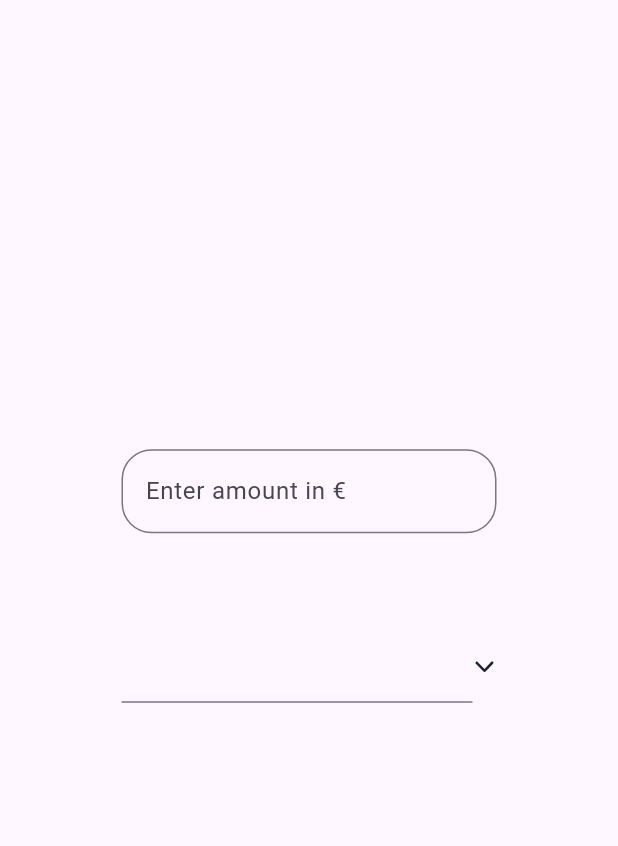
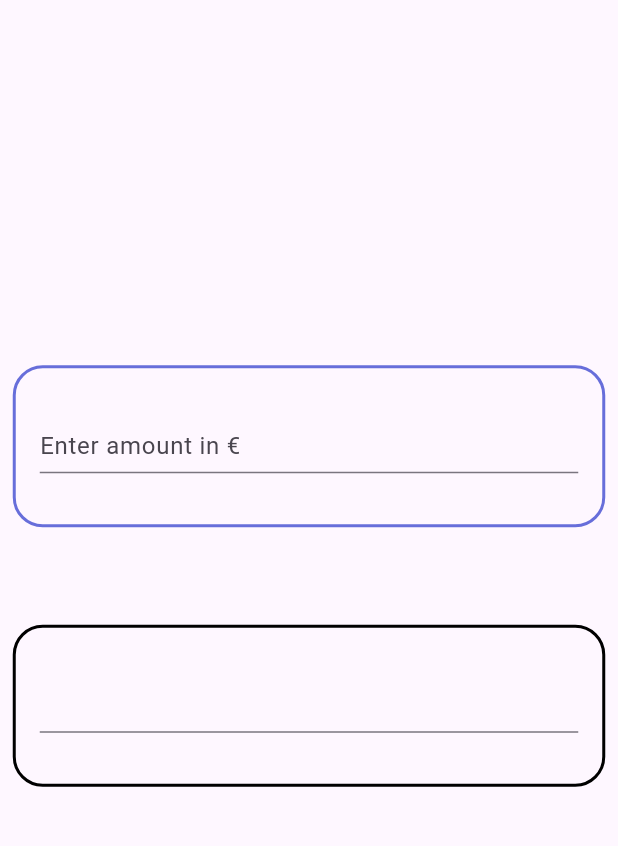
Before and after one commit to Simon-du06/my_flutter_currency_app, a Flutter app: the screen it shows after launch, on a phone screen of 412 x 824 dp, the part 84-930 px from its top. Run offline on Flutter 3.47's test engine with Material 3 defaults, Android fonts, the phone set to English and light mode, and no system bars; our stand-ins replace flutter_svg.

Commit message:
feat: enhance input field styling and layout for better user experience

```diff
--- a/lib/main.dart
+++ b/lib/main.dart
@@ -56,21 +56,39 @@ class _MyHomePageState extends State<MyHomePage>
         child: Column(
           mainAxisAlignment: MainAxisAlignment.center,
           children: [
-            SizedBox(
-              width: 250,
+            Container(
+              decoration: BoxDecoration(
+                borderRadius: BorderRadius.circular(20.0),
+                border: Border.all(
+                        color: const Color.fromRGBO(103, 110, 218, 1),
+                        width: 2.0,
+                ),
+              ),
+              padding: EdgeInsets.fromLTRB(16, 34, 16, 34),
+              width: 395,
+              height: 108,
               child: TextField(
                 controller: _amountController,
                 obscureText: false,
                 keyboardType: TextInputType.number,
-                decoration: InputDecoration(border: OutlineInputBorder(borderRadius: BorderRadius.all(Radius.circular(20))), labelText: 'Enter amount in €'),
+                decoration: InputDecoration(labelText: 'Enter amount in €'),
                 onChanged: (value) {
                   _resultController.text = value;
                 }
               ),
             ),
             SizedBox(height: 65),
-            SizedBox(
-              width: 250,
+            Container(
+              decoration: BoxDecoration(
+                borderRadius: BorderRadius.circular(20.0),
+                border: Border.all(
+                        color: Colors.black,
+                        width: 2.0,
+                ),
+              ),
+              padding: EdgeInsets.fromLTRB(16, 34, 16, 34),
+              width: 395,
+              height: 108,
               child: Row(
                 mainAxisSize: MainAxisSize.min,
                 children: [
@@ -78,7 +96,12 @@ class _MyHomePageState extends State<MyHomePage>
                     flex: 1,
                     child: TextField(readOnly: true, controller: _resultController,),
                   ),
-                  SvgPicture.asset('assets/icons/Chevron.svg', height: 16, width: 16)
+                  // DropdownButton(
+                  //   items: currencyList,
+                  //   onChanged: _setDestinationCurrency,
+                  //   icon: SvgPicture.asset('assets/icons/Chevron.svg'), //, height: 16, width: 16
+                  //   iconSize: 16,
+                  // ),
                 ],
               )
             ),
```
